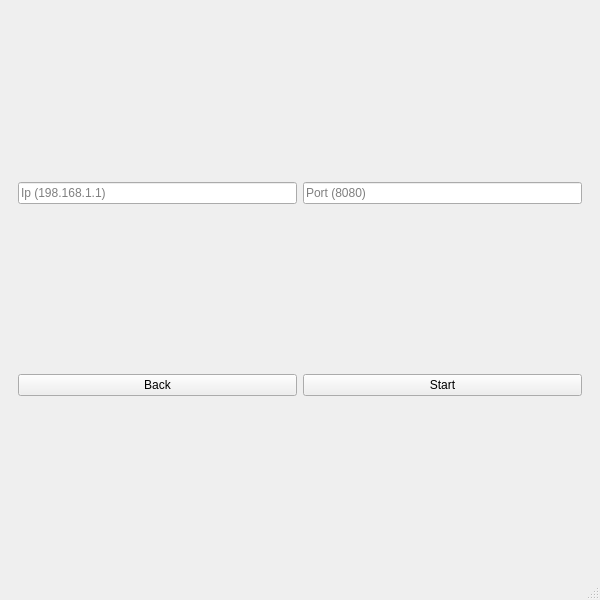
Old version of the form design.ui in the repository Graduti0n-Pr0ject/pen-testing-Program.
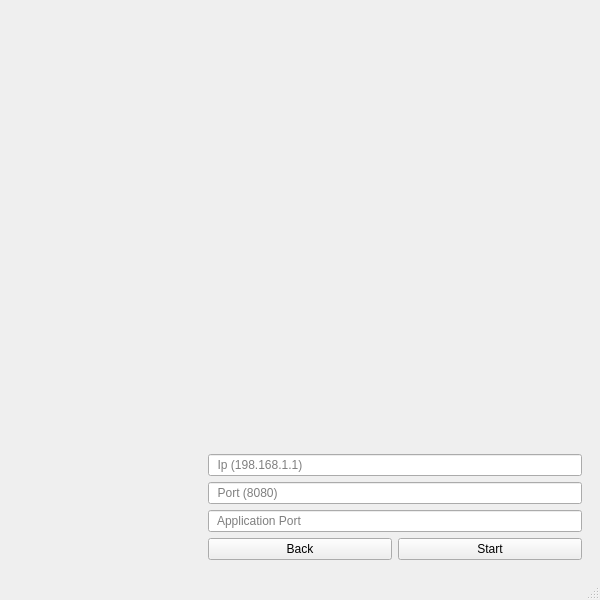
New version of the form. The open tabs and pages were chosen to show the change. Icons and pictures are not drawn.

Diff of the .ui file:
```diff
--- a/design.ui
+++ b/design.ui
@@ -37,7 +37,7 @@
   </property>
   <widget class="QWidget" name="centralwidget">
    <layout class="QGridLayout" name="gridLayout_2">
-    <item row="0" column="1">
+    <item row="0" column="0">
      <widget class="QStackedWidget" name="stackedWidget">
       <property name="styleSheet">
        <string notr="true">font: 18pt &quot;Sakkal Majalla&quot;;</string>
@@ -157,25 +157,63 @@
        </layout>
       </widget>
       <widget class="QWidget" name="WAF">
-       <layout class="QGridLayout" name="gridLayout_15">
-        <item row="0" column="0">
+       <layout class="QGridLayout" name="gridLayout_10">
+        <item row="0" column="0" rowspan="5" colspan="2">
+         <widget class="QLabel" name="label_6">
+          <property name="frameShape">
+           <enum>QFrame::NoFrame</enum>
+          </property>
+          <property name="frameShadow">
+           <enum>QFrame::Sunken</enum>
+          </property>
+          <property name="midLineWidth">
+           <number>0</number>
+          </property>
+          <property name="text">
+           <string/>
+          </property>
+          <property name="pixmap">
+           <pixmap resource="assets/features.qrc">:/~/protection.png</pixmap>
+          </property>
+          <property name="scaledContents">
+           <bool>false</bool>
+          </property>
+          <property name="wordWrap">
+           <bool>false</bool>
+          </property>
+          <property name="margin">
+           <number>0</number>
+          </property>
+          <property name="openExternalLinks">
+           <bool>false</bool>
+          </property>
+         </widget>
+        </item>
+        <item row="1" column="1" colspan="2">
          <widget class="QLineEdit" name="Ip">
           <property name="text">
            <string/>
           </property>
           <property name="placeholderText">
-           <string>Ip (198.168.1.1)</string>
+           <string>  Ip (198.168.1.1)</string>
           </property>
          </widget>
         </item>
-        <item row="0" column="1">
+        <item row="2" column="1" colspan="2">
          <widget class="QLineEdit" name="port">
           <property name="placeholderText">
-           <string>Port (8080)</string>
+           <string>  Port (8080)</string>
           </property>
          </widget>
         </item>
-        <item row="1" column="0">
+        <item row="3" column="1" colspan="2">
+         <widget class="QLineEdit" name="ap_port">
+          <property name="placeholderText">
+           <string>  Application Port</string>
+          </property>
+         </widget>
+        </item>
+        <item row="4" column="1">
          <widget class="QPushButton" name="BackHomebtn">
           <property name="cursor">
            <cursorShape>PointingHandCursor</cursorShape>
@@ -185,7 +223,7 @@
           </property>
          </widget>
         </item>
-        <item row="1" column="1">
+        <item row="4" column="2">
          <widget class="QPushButton" name="Savebtn">
           <property name="cursor">
            <cursorShape>PointingHandCursor</cursorShape>
```
Left out of the diff: 81 changed lines with no effect on the pictures.
